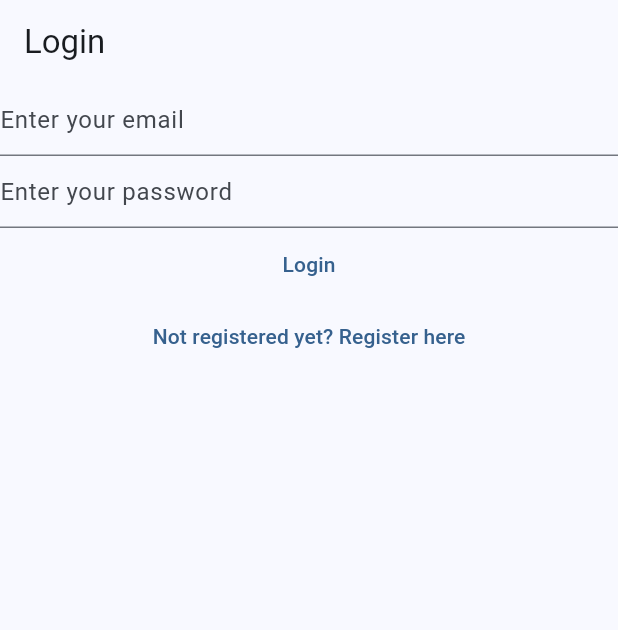
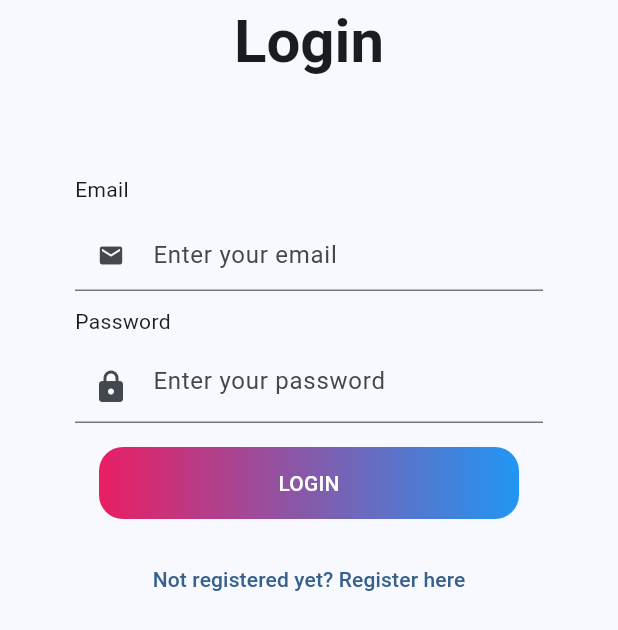
Before and after one commit to Sekanko/DaIRL, a Flutter app: the screen it shows after launch, on a phone screen of 412 x 824 dp. Shown: the top 630 px of the screen. Run offline on Flutter 3.47's test engine with Material 3 defaults, Android fonts, the phone set to English and light mode, and no system bars; our stand-ins replace bloc, cloud_firestore, firebase_auth, firebase_core, flutter_bloc; accounts and stored records are empty.

Commit message:
Login and register are looking now good enough to continue

```diff
--- /dev/null
+++ b/lib/constants/authSettings.dart
@@ -0,0 +1 @@
+const standardBodyPadding = 50.0;
--- a/lib/constants/colors.dart
+++ b/lib/constants/colors.dart
@@ -3,3 +3,4 @@ import 'package:flutter/material.dart';
 const dailyMainColor = Colors.greenAccent;
 const monthlyMainColor = Colors.blue;
 const yearlyMainColor = Colors.red;
+const authViewGradientColors = [Colors.pink, Colors.blue];
--- a/lib/main.dart
+++ b/lib/main.dart
@@ -49,7 +49,6 @@ class HomePage extends StatelessWidget {
             ),
             body: TextButton(
               onPressed: () {
-                AuthService.firebase().logOut();
                 context.read<AuthBloc>().add(AuthEventLogOut());
               },
               child: Text("Logout"),
--- a/lib/views/authViews/login_view.dart
+++ b/lib/views/authViews/login_view.dart
@@ -1,8 +1,11 @@
+import 'package:dairl/constants/authSettings.dart';
+import 'package:dairl/constants/colors.dart';
 import 'package:dairl/services/auth/auth_exception.dart';
 import 'package:dairl/services/auth/bloc/auth_bloc.dart';
 import 'package:dairl/services/auth/bloc/auth_event.dart';
 import 'package:dairl/utilities/dialogs/error_dialog.dart';
 import 'package:dairl/views/authViews/register_view.dart';
+import 'package:flutter/foundation.dart';
 import 'package:flutter/material.dart';
 import 'package:flutter_bloc/flutter_bloc.dart';
 
@@ -36,29 +39,69 @@ class _LoginViewState extends State<LoginView> {
   @override
   Widget build(BuildContext context) {
     return Scaffold(
-      appBar: AppBar(title: const Text('Login')),
-      body: Column(
+      appBar: AppBar(
+        title: const Text(
+          'Login',
+          style: TextStyle(fontWeight: FontWeight.bold, fontSize: 40),
+        ),
+        centerTitle: true,
+      ),
+      body: Padding(
+        padding: const EdgeInsets.all(standardBodyPadding),
+        child: Column(
           children: [
+            Padding(
+              padding: const EdgeInsets.symmetric(vertical: 10),
+              child: Align(
+                alignment: Alignment.centerLeft,
+                child: Text("Email"),
+              ),
+            ),
             TextField(
               controller: _email,
               enableSuggestions: false,
               autocorrect: false,
               keyboardType: TextInputType.emailAddress,
-            decoration: const InputDecoration(hintText: 'Enter your email'),
+              decoration: const InputDecoration(
+                hintText: 'Enter your email',
+                prefixIcon: Icon(Icons.email),
+                isDense: true,
+                contentPadding: EdgeInsets.symmetric(vertical: 12),
+              ),
+            ),
+            Padding(
+              padding: const EdgeInsets.symmetric(vertical: 10),
+              child: Align(
+                alignment: Alignment.centerLeft,
+                child: Text("Password"),
+              ),
             ),
             TextField(
               controller: _password,
               obscureText: true,
               enableSuggestions: false,
               autocorrect: false,
-            decoration: const InputDecoration(hintText: 'Enter your password'),
+              decoration: const InputDecoration(
+                hintText: 'Enter your password',
+                prefixIcon: Icon(Icons.lock_rounded),
               ),
-          TextButton(
+            ),
+            Padding(
+              padding: const EdgeInsets.all(16.0),
+              child: Container(
+                width: MediaQuery.of(context).size.width * 0.8,
+                decoration: BoxDecoration(
+                  gradient: LinearGradient(colors: authViewGradientColors),
+                  borderRadius: BorderRadius.circular(16),
+                ),
+                child: TextButton(
                   onPressed: () async {
                     final email = _email.text;
                     final password = _password.text;
                     try {
-                context.read<AuthBloc>().add(AuthEventLogIn(email, password));
+                      context.read<AuthBloc>().add(
+                        AuthEventLogIn(email, password),
+                      );
                     } on UserNotFoundAuthException {
                       await showErrorDialog(context, 'User not found');
                     } on WrongPasswordAuthException {
@@ -67,7 +110,16 @@ class _LoginViewState extends State<LoginView> {
                       await showErrorDialog(context, 'Authentication error');
                     }
                   },
-            child: const Text("Login"),
+                  style: TextButton.styleFrom(
+                    backgroundColor: Colors.transparent,
+                  ),
+                  child: const Text(
+                    "LOGIN",
+                    textAlign: TextAlign.center,
+                    style: TextStyle(color: Colors.white),
+                  ),
+                ),
+              ),
             ),
             TextButton(
               onPressed: () {
@@ -77,6 +129,7 @@ class _LoginViewState extends State<LoginView> {
             ),
           ],
         ),
+      ),
     );
   }
 }
```
Also changed, not shown: lib/views/authViews/register_view.dart (+72 -8 lines). Lines whose indentation alone changed are shown as unchanged.
